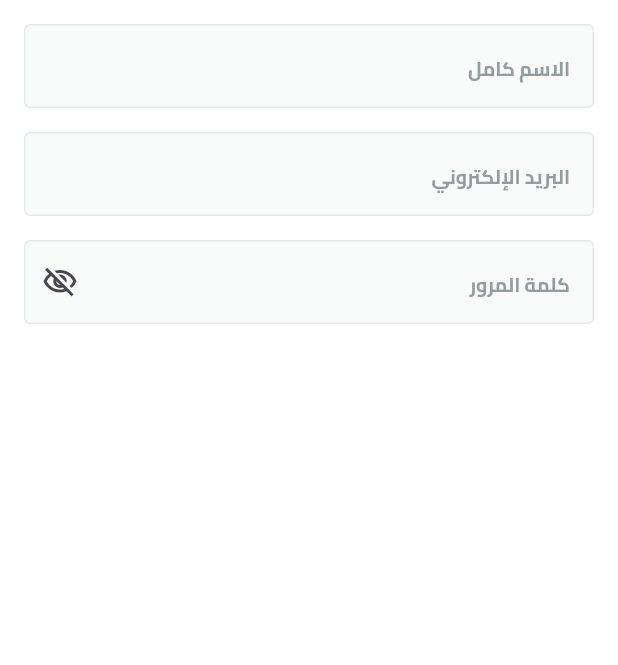
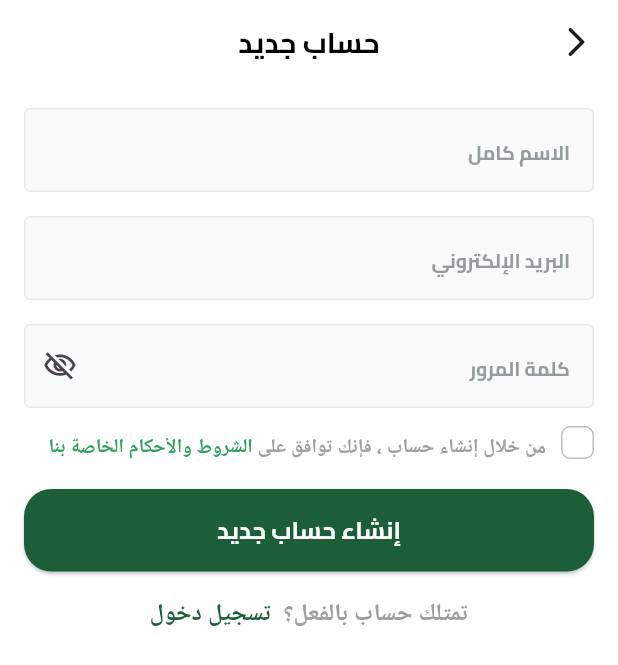
Before and after one commit to Osama-Saleh/Frutella, a Flutter app: the SignUpView screen opened by its route, on a phone screen of 412 x 824 dp. Shown: the top 665 px of the screen. Run offline on Flutter 3.47's test engine with Material 3 defaults, Android fonts, the phone set to English and light mode, and no system bars; our stand-ins replace dots_indicator, easy_localization, flutter_screenutil, flutter_svg, shared_preferences; accounts and stored records are empty.

Commit message:
finish singup view -handle screen util

```diff
--- /dev/null
+++ b/lib/core/utils/app_colors.dart
@@ -0,0 +1,7 @@
+import 'package:flutter/material.dart';
+
+class AppColors {
+  static const Color primaryColor = Color(0xff1B5E37);
+  static const Color lightPrimaryColor = Color(0xff2E9F5D);
+
+}
--- a/lib/core/widgets/custom_elevated_button.dart
+++ b/lib/core/widgets/custom_elevated_button.dart
@@ -1,4 +1,5 @@
 import 'package:flutter/material.dart';
+import 'package:flutter_screenutil/flutter_screenutil.dart';
 import 'package:fruit/core/utils/app_text_styles.dart';
 
 class CustomElevatedButton extends StatelessWidget {
@@ -17,7 +18,7 @@ class CustomElevatedButton extends StatelessWidget {
         minimumSize: Size(double.infinity, 55),
         backgroundColor: Color(0xff1B5E37),
         shape: RoundedRectangleBorder(
-          borderRadius: BorderRadius.circular(16),
+          borderRadius: BorderRadius.circular(16.r),
         ),
       ),
       onPressed: onPressed,
--- a/lib/features/auth/presentation/view/login_view.dart
+++ b/lib/features/auth/presentation/view/login_view.dart
@@ -1,5 +1,6 @@
 import 'package:flutter/gestures.dart';
 import 'package:flutter/material.dart';
+import 'package:flutter_screenutil/flutter_screenutil.dart';
 import 'package:fruit/core/helper/on_generate_rout.dart';
 import 'package:fruit/core/utils/app_images.dart';
 import 'package:fruit/core/utils/app_text_styles.dart';
@@ -17,14 +18,12 @@ class LogInView extends StatelessWidget {
     return Scaffold(
       appBar: CustomAppBar(
         title: 'تسجيل دخول',
-        leading: IconButton(
-            onPressed: () {}, icon: Icon(Icons.arrow_back_ios_rounded)),
       ),
       body: SingleChildScrollView(
         child: Padding(
           padding: const EdgeInsets.all(16),
           child: Column(
-            spacing: 16,
+            spacing: 16.h,
             children: [
               CustomTextFormFiled(
                 controller: emailController,
@@ -35,7 +34,7 @@ class LogInView extends StatelessWidget {
                 controller: passController,
                 hintText: 'كلمة المرور',
                 obscureText: true,
-                suffixIcon: Icon(Icons.visibility_off_outlined),
+                suffixIcon: Icon(Icons.visibility_off_outlined,size: 20.sp,),
               ),
               Align(
                   alignment: AlignmentDirectional.topEnd,
@@ -44,12 +43,12 @@ class LogInView extends StatelessWidget {
                     style:
                         AppTextStyles.bold13.copyWith(color: Color(0xff2D9F5D)),
                   )),
-                  SizedBox(height: 16,),
+                  SizedBox(height: 2.h,),
               CustomElevatedButton(
                 title: 'تسجيل دخول',
                 onPressed: () {},
               ),
-                  SizedBox(height: 16,),
+                  SizedBox(height: 0.5.h,),
 
               Text.rich(
                 TextSpan(
@@ -71,7 +70,7 @@ class LogInView extends StatelessWidget {
                   ],
                 ),
               ),
-                  SizedBox(height: 16,),
+                  SizedBox(height: 0.01.h,),
 
               Row(
                 spacing: 10,
@@ -80,8 +79,8 @@ class LogInView extends StatelessWidget {
                     child: Divider(
                       color: Color(0xffDDDFDF),
                       thickness: 1,
-                      endIndent: 10,
-                      indent: 10,
+                      endIndent: 10.w,
+                      indent: 10.w,
                     ),
                   ),
                   Text('أو', style: AppTextStyles.semiBold16),
@@ -89,8 +88,8 @@ class LogInView extends StatelessWidget {
                     child: Divider(
                       color: Color(0xffDDDFDF),
                       thickness: 1,
-                      endIndent: 10,
-                      indent: 10,
+                      endIndent: 10.w,
+                      indent: 10.w,
                     ),
                   ),
                 ],
--- a/lib/features/auth/presentation/view/signup_view.dart
+++ b/lib/features/auth/presentation/view/signup_view.dart
@@ -1,5 +1,10 @@
 import 'package:flutter/material.dart';
+import 'package:flutter_screenutil/flutter_screenutil.dart';
+import 'package:fruit/core/widgets/custom_app_bar.dart';
+import 'package:fruit/core/widgets/custom_elevated_button.dart';
 import 'package:fruit/core/widgets/custom_text_form_field.dart';
+import 'package:fruit/features/auth/presentation/widgets/have_an_account.dart';
+import 'package:fruit/features/auth/presentation/widgets/terms_and_conditions.dart';
 
 class SignUpView extends StatelessWidget {
   SignUpView({super.key});
@@ -9,6 +14,12 @@ class SignUpView extends StatelessWidget {
   @override
   Widget build(BuildContext context) {
     return Scaffold(
+      appBar: CustomAppBar(title: 'حساب جديد',
+      leading: IconButton(
+            onPressed: () {
+              Navigator.pop(context);
+            }, icon: Icon(Icons.arrow_back_ios_rounded)),
+      ),
       body: SafeArea(
         child: Padding(
           padding: const EdgeInsets.all(16),
@@ -23,8 +34,12 @@ class SignUpView extends StatelessWidget {
                 controller: passController,
                 hintText: 'كلمة المرور',
                 obscureText: true,
-                suffixIcon: Icon(Icons.visibility_off_outlined),
+                suffixIcon: Icon(Icons.visibility_off_outlined,size: 20.sp,),
               ),
+              TermsAndConditions(),
+              CustomElevatedButton(title: 'إنشاء حساب جديد', onPressed: () {
+              },),
+              HaveAnAccount(),
             ],
           ),
         ),
--- /dev/null
+++ b/lib/features/auth/presentation/widgets/have_an_account.dart
@@ -0,0 +1,35 @@
+import 'package:flutter/gestures.dart';
+import 'package:flutter/material.dart';
+import 'package:fruit/core/utils/app_colors.dart';
+import 'package:fruit/core/utils/app_text_styles.dart';
+
+class HaveAnAccount extends StatelessWidget {
+  const HaveAnAccount({
+    super.key,
+  });
+
+  @override
+  Widget build(BuildContext context) {
+    return Text.rich(TextSpan(
+                text: '',
+                children: [
+    TextSpan(
+      text: 'تمتلك حساب بالفعل؟ ',
+      style: AppTextStyles.semiBold16.copyWith(
+        color: Colors.grey,
+      ),
+    ),
+    TextSpan(
+      text: ' تسجيل دخول',
+      recognizer: TapGestureRecognizer()
+        ..onTap = () {
+          Navigator.pop(context);
+        },
+      style: AppTextStyles.semiBold16.copyWith(
+        color: AppColors.primaryColor,
+      ),
+    ),
+                ],
+              ));
+  }
+}
--- /dev/null
+++ b/lib/features/auth/presentation/widgets/terms_and_conditions.dart
@@ -0,0 +1,75 @@
+import 'package:flutter/gestures.dart';
+import 'package:flutter/material.dart';
+import 'package:fruit/core/utils/app_colors.dart';
+import 'package:fruit/core/utils/app_text_styles.dart';
+
+class TermsAndConditions extends StatefulWidget {
+  const TermsAndConditions({
+    super.key,
+  });
+
+  @override
+  State<TermsAndConditions> createState() => _TermsAndConditionsState();
+}
+
+class _TermsAndConditionsState extends State<TermsAndConditions> {
+  bool isChecked = false;
+  @override
+  Widget build(BuildContext context) {
+    return Row(
+      spacing: 10,
+      children: [
+        Transform.translate(
+          offset: Offset(0, -4),
+          child: InkWell(
+            onTap: () {
+              isChecked = !isChecked;
+              setState(() {});
+            },
+            child: AnimatedContainer(
+              duration: Duration(milliseconds: 200),
+              width: 22,
+              height: 22,
+              decoration: BoxDecoration(
+                border: Border.all(color:isChecked? Colors.white  : Colors.grey.shade400),
+                color: isChecked ? AppColors.lightPrimaryColor : Colors.white,
+                borderRadius: BorderRadius.circular(6),
+              ),
+              child: isChecked
+                  ? Icon(
+                      Icons.check,
+                      size: 18,
+                      color: Colors.white,
+                    )
+                  : null,
+            ),
+          ),
+        ),
+        Expanded(
+          child: Text.rich(TextSpan(
+            text: '',
+            children: [
+              TextSpan(
+                text: 'من خلال إنشاء حساب ، فإنك توافق على',
+                style: AppTextStyles.semiBold13.copyWith(
+                  color: Colors.grey,
+                ),
+              ),
+              TextSpan(
+                text: ' الشروط والأحكام الخاصة بنا',
+                recognizer: TapGestureRecognizer()
+                  ..onTap = () {
+
+                  },
+                style: AppTextStyles.semiBold13.copyWith(
+                  color: AppColors.lightPrimaryColor,
+                ),
+              ),
+            ],
+          )),
+        ),
+
+      ],
+    );
+  }
+}
--- a/lib/main.dart
+++ b/lib/main.dart
@@ -29,7 +29,6 @@ class MyApp extends StatelessWidget {
       minTextAdapt: true,
       splitScreenMode: true,
       builder: (context, child) => MaterialApp(
-
         debugShowCheckedModeBanner: false,
         localizationsDelegates: context.localizationDelegates,
         supportedLocales: context.supportedLocales,
```
Also changed, not shown: 6 other files.
